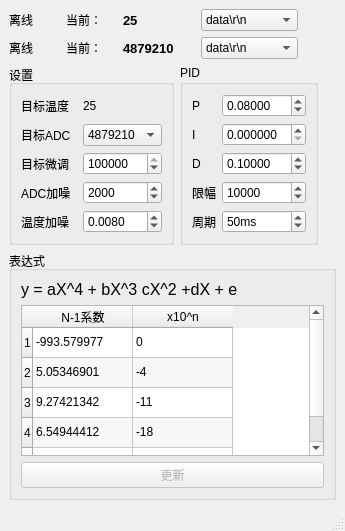
Before: the Qt Designer form mainwindow.ui in m-RNA/TemperatureSensorSimulate, drawn with Qt 5.
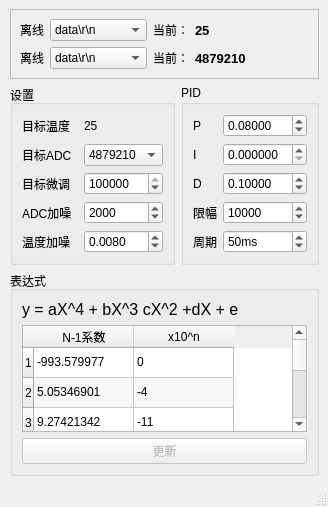
After: the same form once the commit is applied. Icons and pictures are not drawn.

Commit message: 修正：微调界面布局

The edit to the form file:
```diff
--- a/mainwindow.ui
+++ b/mainwindow.ui
@@ -6,8 +6,8 @@
    <rect>
     <x>0</x>
     <y>0</y>
-    <width>334</width>
-    <height>531</height>
+    <width>328</width>
+    <height>507</height>
    </rect>
   </property>
   <property name="windowTitle">
@@ -18,35 +18,130 @@
     <normaloff>:/TCSIM_Color.svg</normaloff>:/TCSIM_Color.svg</iconset>
   </property>
   <widget class="QWidget" name="centralwidget">
-   <layout class="QGridLayout" name="gridLayout_4">
-    <item row="7" column="6">
+   <layout class="QGridLayout" name="gridLayout_5">
+    <item row="0" column="1" colspan="2">
+     <widget class="QFrame" name="frame">
+      <property name="frameShape">
+       <enum>QFrame::StyledPanel</enum>
+      </property>
+      <property name="frameShadow">
+       <enum>QFrame::Raised</enum>
+      </property>
+      <layout class="QGridLayout" name="gridLayout_4">
+       <item row="1" column="0">
+        <widget class="QLabel" name="label_Dtm">
+         <property name="text">
+          <string>离线</string>
+         </property>
+        </widget>
+       </item>
+       <item row="0" column="2">
+        <widget class="QLabel" name="label_9">
+         <property name="text">
+          <string>当前：</string>
+         </property>
+        </widget>
+       </item>
+       <item row="0" column="1">
+        <widget class="QComboBox" name="cbAnalyse_Std">
+         <item>
+          <property name="text">
+           <string>data\r\n</string>
+          </property>
+         </item>
+         <item>
+          <property name="text">
+           <string>$T=data ;\r\n</string>
+          </property>
+         </item>
+        </widget>
+       </item>
+       <item row="1" column="2">
+        <widget class="QLabel" name="label_10">
+         <property name="text">
+          <string>当前：</string>
+         </property>
+        </widget>
+       </item>
+       <item row="1" column="1">
+        <widget class="QComboBox" name="cbAnalyse_Dtm">
+         <item>
+          <property name="text">
+           <string>data\r\n</string>
+          </property>
+         </item>
+         <item>
+          <property name="text">
+           <string>$T=data ;\r\n</string>
+          </property>
+         </item>
+        </widget>
+       </item>
+       <item row="0" column="3">
+        <widget class="QLabel" name="label_Temperature">
+         <property name="font">
+          <font>
+           <pointsize>10</pointsize>
+           <weight>75</weight>
+           <bold>true</bold>
+          </font>
+         </property>
+         <property name="text">
+          <string>25</string>
+         </property>
+        </widget>
+       </item>
+       <item row="0" column="0">
+        <widget class="QLabel" name="label_Std">
+         <property name="text">
+          <string>离线</string>
+         </property>
+        </widget>
+       </item>
+       <item row="1" column="3">
+        <widget class="QLabel" name="label_ADC">
+         <property name="font">
+          <font>
+           <pointsize>10</pointsize>
+           <weight>75</weight>
+           <bold>true</bold>
+          </font>
+         </property>
+         <property name="text">
+          <string>4879210</string>
+         </property>
+        </widget>
+       </item>
+       <item row="1" column="4">
+        <spacer name="horizontalSpacer_3">
+         <property name="orientation">
+          <enum>Qt::Horizontal</enum>
+         </property>
+         <property name="sizeHint" stdset="0">
+          <size>
+           <width>40</width>
+           <height>20</height>
+          </size>
+         </property>
+        </spacer>
+       </item>
+      </layout>
+     </widget>
+    </item>
+    <item row="1" column="0">
      <spacer name="horizontalSpacer">
       <property name="orientation">
        <enum>Qt::Horizontal</enum>
       </property>
       <property name="sizeHint" stdset="0">
        <size>
-        <width>40</width>
+        <width>0</width>
         <height>20</height>
        </size>
       </property>
      </spacer>
     </item>
-    <item row="4" column="0">
-     <widget class="QLabel" name="label_Dtm">
-      <property name="text">
-       <string>离线</string>
-      </property>
-     </widget>
-    </item>
-    <item row="2" column="0">
-     <widget class="QLabel" name="label_Std">
-      <property name="text">
-       <string>离线</string>
-      </property>
-     </widget>
-    </item>
-    <item row="7" column="0" colspan="3">
+    <item row="1" column="1">
      <widget class="QGroupBox" name="groupBox_2">
       <property name="title">
        <string>设置</string>
@@ -178,6 +273,12 @@
        </item>
        <item row="2" column="3">
         <widget class="QSpinBox" name="spinBox_Target">
+         <property name="sizePolicy">
+          <sizepolicy hsizetype="Expanding" vsizetype="Fixed">
+           <horstretch>0</horstretch>
+           <verstretch>0</verstretch>
+          </sizepolicy>
+         </property>
          <property name="maximum">
           <number>16777215</number>
          </property>
@@ -195,21 +296,159 @@
       </layout>
      </widget>
     </item>
-    <item row="4" column="4">
-     <widget class="QComboBox" name="cbAnalyse_Dtm">
-      <item>
-       <property name="text">
-        <string>data\r\n</string>
-       </property>
-      </item>
-      <item>
-       <property name="text">
-        <string>$T=data ;\r\n</string>
-       </property>
-      </item>
+    <item row="1" column="2">
+     <widget class="QGroupBox" name="groupBox">
+      <property name="title">
+       <string>PID</string>
+      </property>
+      <layout class="QGridLayout" name="gridLayout">
+       <item row="2" column="1">
+        <widget class="QDoubleSpinBox" name="doubleSpinBox_D">
+         <property name="decimals">
+          <number>5</number>
+         </property>
+         <property name="singleStep">
+          <double>0.010000000000000</double>
+         </property>
+         <property name="stepType">
+          <enum>QAbstractSpinBox::AdaptiveDecimalStepType</enum>
+         </property>
+         <property name="value">
+          <double>0.100000000000000</double>
+         </property>
+        </widget>
+       </item>
+       <item row="4" column="0">
+        <widget class="QLabel" name="label_11">
+         <property name="text">
+          <string>限幅</string>
+         </property>
+        </widget>
+       </item>
+       <item row="0" column="1">
+        <widget class="QDoubleSpinBox" name="doubleSpinBox_P">
+         <property name="sizePolicy">
+          <sizepolicy hsizetype="Expanding" vsizetype="Fixed">
+           <horstretch>0</horstretch>
+           <verstretch>0</verstretch>
+          </sizepolicy>
+         </property>
+         <property name="decimals">
+          <number>5</number>
+         </property>
+         <property name="singleStep">
+          <double>0.001000000000000</double>
+         </property>
+         <property name="stepType">
+          <enum>QAbstractSpinBox::AdaptiveDecimalStepType</enum>
+         </property>
+         <property name="value">
+          <double>0.080000000000000</double>
+         </property>
+        </widget>
+       </item>
+       <item row="1" column="1">
+        <widget class="QDoubleSpinBox" name="doubleSpinBox_I">
+         <property name="decimals">
+          <number>6</number>
+         </property>
+         <property name="singleStep">
+          <double>0.000001000000000</double>
+         </property>
+         <property name="stepType">
+          <enum>QAbstractSpinBox::AdaptiveDecimalStepType</enum>
+         </property>
+         <property name="value">
+          <double>0.000000000000000</double>
+         </property>
+        </widget>
+       </item>
+       <item row="5" column="1">
+        <widget class="QSpinBox" name="spinBox_Period">
+         <property name="suffix">
+          <string>ms</string>
+         </property>
+         <property name="minimum">
+          <number>5</number>
+         </property>
+         <property name="maximum">
+          <number>9999999</number>
+         </property>
+         <property name="singleStep">
+          <number>10</number>
+         </property>
+         <property name="stepType">
+          <enum>QAbstractSpinBox::AdaptiveDecimalStepType</enum>
+         </property>
+         <property name="value">
+          <number>50</number>
+         </property>
+        </widget>
+       </item>
+       <item row="4" column="1">
+        <widget class="QSpinBox" name="spinBox_Limit">
+         <property name="minimum">
+          <number>5</number>
+         </property>
+         <property name="maximum">
+          <number>9999999</number>
+         </property>
+         <property name="singleStep">
+          <number>50</number>
+         </property>
+         <property name="stepType">
+          <enum>QAbstractSpinBox::AdaptiveDecimalStepType</enum>
+         </property>
+         <property name="value">
+          <number>10000</number>
+         </property>
+        </widget>
+       </item>
+       <item row="5" column="0">
+        <widget class="QLabel" name="label_5">
+         <property name="text">
+          <string>周期</string>
+         </property>
+        </widget>
+       </item>
+       <item row="1" column="0">
+        <widget class="QLabel" name="label_3">
+         <property name="text">
+          <string>I</string>
+         </property>
+        </widget>
+       </item>
+       <item row="2" column="0">
+        <widget class="QLabel" name="label_7">
+         <property name="text">
+          <string>D</string>
+         </property>
+        </widget>
+       </item>
+       <item row="0" column="0">
+        <widget class="QLabel" name="label_6">
+         <property name="text">
+          <string>P</string>
+         </property>
+        </widget>
+       </item>
+      </layout>
      </widget>
     </item>
-    <item row="8" column="0" colspan="9">
+    <item row="1" column="3">
+     <spacer name="horizontalSpacer_2">
+      <property name="orientation">
+       <enum>Qt::Horizontal</enum>
+      </property>
+      <property name="sizeHint" stdset="0">
+       <size>
+        <width>0</width>
+        <height>20</height>
+       </size>
+      </property>
+     </spacer>
+    </item>
+    <item row="2" column="1" colspan="2">
      <widget class="QGroupBox" name="groupBox_3">
       <property name="sizePolicy">
        <sizepolicy hsizetype="Ignored" vsizetype="Preferred">
@@ -221,6 +460,22 @@
        <string>表达式</string>
       </property>
       <layout class="QGridLayout" name="gridLayout_3">
+       <item row="3" column="0" colspan="2">
+        <widget class="QPushButton" name="pushButton_UpdataFactor">
+         <property name="enabled">
+          <bool>false</bool>
+         </property>
+         <property name="sizePolicy">
+          <sizepolicy hsizetype="Expanding" vsizetype="Fixed">
+           <horstretch>0</horstretch>
+           <verstretch>0</verstretch>
+          </sizepolicy>
+         </property>
+         <property name="text">
+          <string>更新</string>
+         </property>
+        </widget>
+       </item>
        <item row="0" column="0">
         <widget class="QLabel" name="label">
          <property name="font">
@@ -324,173 +579,10 @@
          </item>
         </widget>
        </item>
-       <item row="2" column="0" colspan="2">
-        <widget class="QPushButton" name="pushButton_UpdataFactor">
-         <property name="enabled">
-          <bool>false</bool>
-         </property>
-         <property name="sizePolicy">
-          <sizepolicy hsizetype="Expanding" vsizetype="Fixed">
-           <horstretch>0</horstretch>
-           <verstretch>0</verstretch>
-          </sizepolicy>
-         </property>
-         <property name="text">
-          <string>更新</string>
-         </property>
-        </widget>
-       </item>
       </layout>
      </widget>
     </item>
-    <item row="2" column="4">
-     <widget class="QComboBox" name="cbAnalyse_Std">
-      <item>
-       <property name="text">
-        <string>data\r\n</string>
-       </property>
-      </item>
-      <item>
-       <property name="text">
-        <string>$T=data ;\r\n</string>
-       </property>
-      </item>
-     </widget>
-    </item>
-    <item row="7" column="3" colspan="3">
-     <widget class="QGroupBox" name="groupBox">
-      <property name="title">
-       <string>PID</string>
-      </property>
-      <layout class="QGridLayout" name="gridLayout">
-       <item row="2" column="0">
-        <widget class="QLabel" name="label_7">
-         <property name="text">
-          <string>D</string>
-         </property>
-        </widget>
-       </item>
-       <item row="0" column="1">
-        <widget class="QDoubleSpinBox" name="doubleSpinBox_P">
-         <property name="decimals">
-          <number>5</number>
-         </property>
-         <property name="singleStep">
-          <double>0.001000000000000</double>
-         </property>
-         <property name="stepType">
-          <enum>QAbstractSpinBox::AdaptiveDecimalStepType</enum>
-         </property>
-         <property name="value">
-          <double>0.080000000000000</double>
-         </property>
-        </widget>
-       </item>
-       <item row="2" column="1">
-        <widget class="QDoubleSpinBox" name="doubleSpinBox_D">
-         <property name="decimals">
-          <number>5</number>
-         </property>
-         <property name="singleStep">
-          <double>0.010000000000000</double>
-         </property>
-         <property name="stepType">
-          <enum>QAbstractSpinBox::AdaptiveDecimalStepType</enum>
-         </property>
-         <property name="value">
-          <double>0.100000000000000</double>
-         </property>
-        </widget>
-       </item>
-       <item row="0" column="0">
-        <widget class="QLabel" name="label_6">
-         <property name="text">
-          <string>P</string>
-         </property>
-        </widget>
-       </item>
-       <item row="4" column="0">
-        <widget class="QLabel" name="label_11">
-         <property name="text">
-          <string>限幅</string>
-         </property>
-        </widget>
-       </item>
-       <item row="4" column="1">
-        <widget class="QSpinBox" name="spinBox_Limit">
-         <property name="minimum">
-          <number>5</number>
-         </property>
-         <property name="maximum">
-          <number>9999999</number>
-         </property>
-         <property name="singleStep">
-          <number>50</number>
-         </property>
-         <property name="stepType">
-          <enum>QAbstractSpinBox::AdaptiveDecimalStepType</enum>
-         </property>
-         <property name="value">
-          <number>10000</number>
-         </property>
-        </widget>
-       </item>
-       <item row="1" column="1">
-        <widget class="QDoubleSpinBox" name="doubleSpinBox_I">
-         <property name="decimals">
-          <number>6</number>
-         </property>
-         <property name="singleStep">
-          <double>0.000001000000000</double>
-         </property>
-         <property name="stepType">
-          <enum>QAbstractSpinBox::AdaptiveDecimalStepType</enum>
-         </property>
-         <property name="value">
-          <double>0.000000000000000</double>
-         </property>
-        </widget>
-       </item>
-       <item row="1" column="0">
-        <widget class="QLabel" name="label_3">
-         <property name="text">
-          <string>I</string>
-         </property>
-        </widget>
-       </item>
-       <item row="5" column="1">
-        <widget class="QSpinBox" name="spinBox_Period">
-         <property name="suffix">
-          <string>ms</string>
-         </property>
-         <property name="minimum">
-          <number>5</number>
-         </property>
-         <property name="maximum">
-          <number>9999999</number>
-         </property>
-         <property name="singleStep">
-          <number>10</number>
-         </property>
-         <property name="stepType">
-          <enum>QAbstractSpinBox::AdaptiveDecimalStepType</enum>
-         </property>
-         <property name="value">
-          <number>50</number>
-         </property>
-        </widget>
-       </item>
-       <item row="5" column="0">
-        <widget class="QLabel" name="label_5">
-         <property name="text">
-          <string>周期</string>
-         </property>
-        </widget>
-       </item>
-      </layout>
-     </widget>
-    </item>
-    <item row="9" column="2">
+    <item row="3" column="1">
      <spacer name="verticalSpacer">
       <property name="orientation">
        <enum>Qt::Vertical</enum>
@@ -503,48 +595,6 @@
       </property>
      </spacer>
     </item>
-    <item row="2" column="1">
-     <widget class="QLabel" name="label_9">
-      <property name="text">
-       <string>当前：</string>
-      </property>
-     </widget>
-    </item>
-    <item row="4" column="1">
-     <widget class="QLabel" name="label_10">
-      <property name="text">
-       <string>当前：</string>
-      </property>
-     </widget>
-    </item>
-    <item row="2" column="2">
-     <widget class="QLabel" name="label_Temperature">
-      <property name="font">
-       <font>
-        <pointsize>10</pointsize>
-        <weight>75</weight>
-        <bold>true</bold>
-       </font>
-      </property>
-      <property name="text">
-       <string>25</string>
-      </property>
-     </widget>
-    </item>
-    <item row="4" column="2">
-     <widget class="QLabel" name="label_ADC">
-      <property name="font">
-       <font>
-        <pointsize>10</pointsize>
-        <weight>75</weight>
-        <bold>true</bold>
-       </font>
-      </property>
-      <property name="text">
-       <string>4879210</string>
-      </property>
-     </widget>
-    </item>
    </layout>
   </widget>
   <widget class="QMenuBar" name="menubar">
```
Left out of the diff: 4 changed lines with no effect on the pictures. The commit also changes 1 other file.
